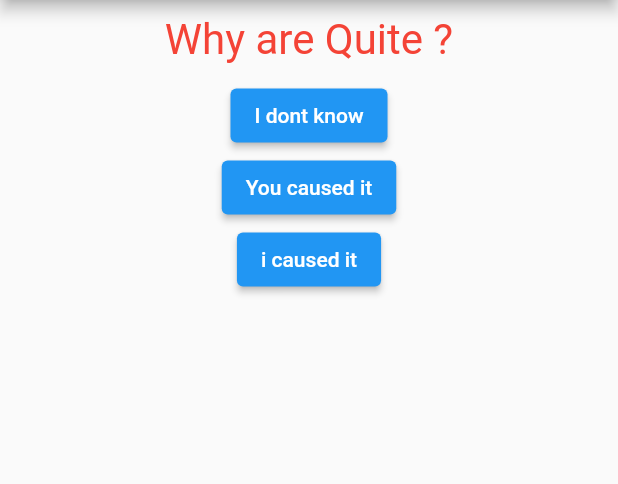
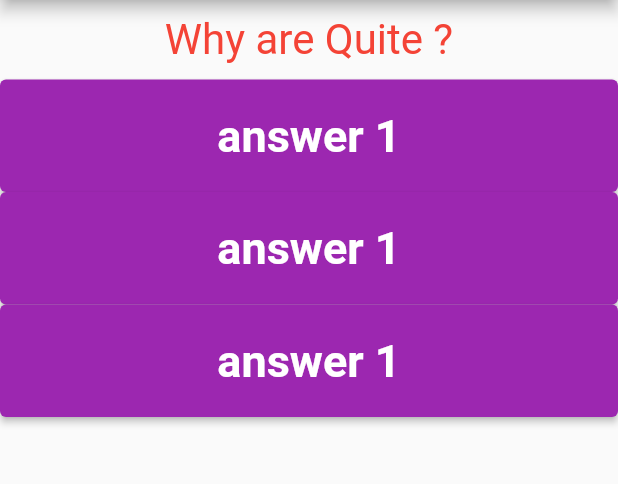
Before and after one commit to simonKimathi/flutter_demo, a Flutter app: the screen it shows after launch, on a phone screen of 412 x 824 dp, the part 84-568 px from its top. Run offline on Flutter 3.47's test engine with Material 2 defaults, Android fonts, the phone set to English and light mode, and no system bars.

```diff
--- /dev/null
+++ b/lib/answer.dart
@@ -0,0 +1,31 @@
+
+import 'package:flutter/material.dart';
+
+class Answer extends StatelessWidget {
+
+  // final String answerText;
+  final Function selectHandler;
+
+  Answer(this.selectHandler);
+
+  @override
+  Widget build(BuildContext context) {
+    return Container(
+      width: double.infinity,
+      child: ElevatedButton(
+        style: ElevatedButton.styleFrom(
+            primary: Colors.purple,
+            padding: EdgeInsets.symmetric(horizontal: 50, vertical: 20),
+            textStyle: TextStyle(
+                fontSize: 30,
+                color: Colors.black,
+                fontWeight: FontWeight.bold)
+        ),
+        child: Text("answer 1"),
+        onPressed:() {
+          selectHandler;
+        },
+      ),
+    );
+  }
+}
--- a/lib/main.dart
+++ b/lib/main.dart
@@ -1,6 +1,7 @@
 import 'package:flutter/material.dart';
 
 import './question.dart';
+import 'answer.dart';
 
 void main(){
   runApp(MyApp());
@@ -22,7 +23,7 @@ class MyAppState extends State<MyApp>{
   void printAnswer(){
     setState(() {
       quizIndex= quizIndex+1;
-      if(quizIndex >1){
+      if(quizIndex > 1){
         quizIndex=0;
       }
     });
@@ -43,20 +44,9 @@ class MyAppState extends State<MyApp>{
         body: Column(
           children:[
             Question(quiz[quizIndex]),
-            ElevatedButton(
-              child: Text('I dont know'),
-              onPressed: printAnswer,
-            ),
-            ElevatedButton(
-              child: Text('You caused it'),
-              onPressed:() => print('pressed 2'),
-            ),
-            ElevatedButton(
-              child: Text('i caused it'),
-              onPressed:() {
-                    print('pressed 3');
-              },
-            )
+            Answer(printAnswer),
+            Answer(printAnswer),
+            Answer(printAnswer),
           ],
         ),
       ),
```
